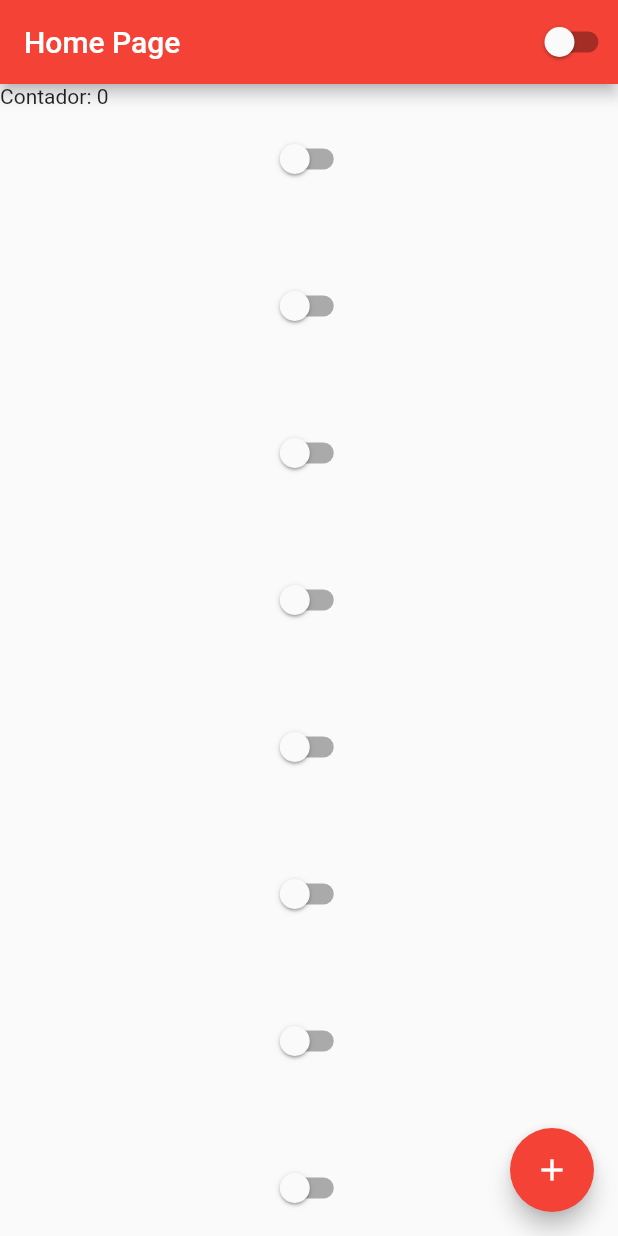
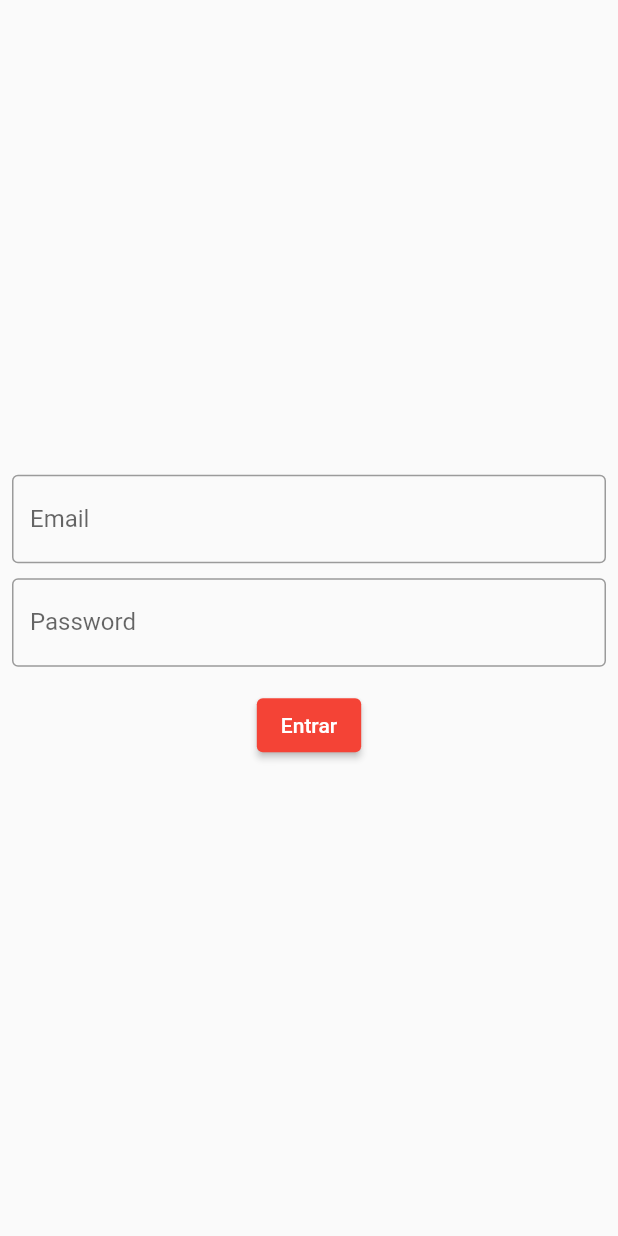
Before and after one commit to Edufreitass/flutterando, a Flutter app: the screen it shows after launch, on a phone screen of 412 x 824 dp. Run offline on Flutter 3.47's test engine with Material 2 defaults, Android fonts, the phone set to English and light mode, and no system bars.

Commit message:
feat: textfield (construindo uma tela de login)

```diff
--- a/lib/app_widget.dart
+++ b/lib/app_widget.dart
@@ -1,7 +1,7 @@
 import 'package:flutter/material.dart';
 import 'package:ola_mundo/app_controller.dart';
+import 'package:ola_mundo/login_page.dart';
 
-import 'home_page.dart';
 
 class AppWidget extends StatelessWidget {
   @override
@@ -15,7 +15,7 @@ class AppWidget extends StatelessWidget {
               brightness: AppController.instance.isDarkTheme
                   ? Brightness.dark
                   : Brightness.light),
-          home: HomePage(),
+          home: LoginPage(),
         );
       },
     );
--- a/lib/home_page.dart
+++ b/lib/home_page.dart
@@ -23,8 +23,8 @@ class HomePageState extends State<HomePage> {
       body: Container(
         width: double.infinity,
         height: double.infinity,
-        child: ListView(
-          // mainAxisAlignment: MainAxisAlignment.center,
+        child: Column(
+          mainAxisAlignment: MainAxisAlignment.center,
           children: [
             Text('Contador: $counter'),
             Container(
@@ -34,51 +34,6 @@ class HomePageState extends State<HomePage> {
             Container(
               height: 50,
             ),
-            CustomSwitch(),
-            Container(
-              height: 50,
-            ),
-            CustomSwitch(),
-            Container(
-              height: 50,
-            ),
-            CustomSwitch(),
-            Container(
-              height: 50,
-            ),
-            CustomSwitch(),
-            Container(
-              height: 50,
-            ),
-            CustomSwitch(),
-            Container(
-              height: 50,
-            ),
-            CustomSwitch(),
-            Container(
-              height: 50,
-            ),
-            CustomSwitch(),
-            Container(
-              height: 50,
-            ),
-            CustomSwitch(),
-            Container(
-              height: 50,
-            ),
-            CustomSwitch(),
-            Container(
-              height: 50,
-            ),
-            CustomSwitch(),
-            Container(
-              height: 50,
-            ),
-            CustomSwitch(),
-            Container(
-              height: 50,
-            ),
-
             Row(
               mainAxisAlignment: MainAxisAlignment.spaceAround,
               crossAxisAlignment: CrossAxisAlignment.center,
--- /dev/null
+++ b/lib/login_page.dart
@@ -0,0 +1,65 @@
+import 'package:flutter/material.dart';
+
+class LoginPage extends StatefulWidget {
+  const LoginPage({super.key});
+
+  @override
+  State<LoginPage> createState() => _LoginPageState();
+}
+
+class _LoginPageState extends State<LoginPage> {
+  String email = '';
+  String password = '';
+
+  @override
+  Widget build(BuildContext context) {
+    return Scaffold(
+      body: SingleChildScrollView(
+        child: SizedBox(
+            width: MediaQuery.of(context).size.width,
+            height: MediaQuery.of(context).size.height,
+            child: Padding(
+              padding: const EdgeInsets.all(8.0),
+              child: Column(
+                mainAxisAlignment: MainAxisAlignment.center,
+                children: [
+                  TextField(
+                    onChanged: (text) {
+                      email = text;
+                    },
+                    keyboardType: TextInputType.emailAddress,
+                    decoration: InputDecoration(
+                      labelText: 'Email',
+                      border: OutlineInputBorder(),
+                    ),
+                  ),
+                  SizedBox(height: 10),
+                  TextField(
+                    onChanged: (text) {
+                      password = text;
+                    },
+                    obscureText: true,
+                    decoration: InputDecoration(
+                      labelText: 'Password',
+                      border: OutlineInputBorder(),
+                    ),
+                  ),
+                  SizedBox(height: 15),
+                  ElevatedButton(
+                    onPressed: () {
+                      if (email == 'eduardo@email.com.br' &&
+                          password == '123') {
+                        print('correto');
+                      } else {
+                        print('login invalido');
+                      }
+                    },
+                    child: Text('Entrar'),
+                  )
+                ],
+              ),
+            )),
+      ),
+    );
+  }
+}
```
